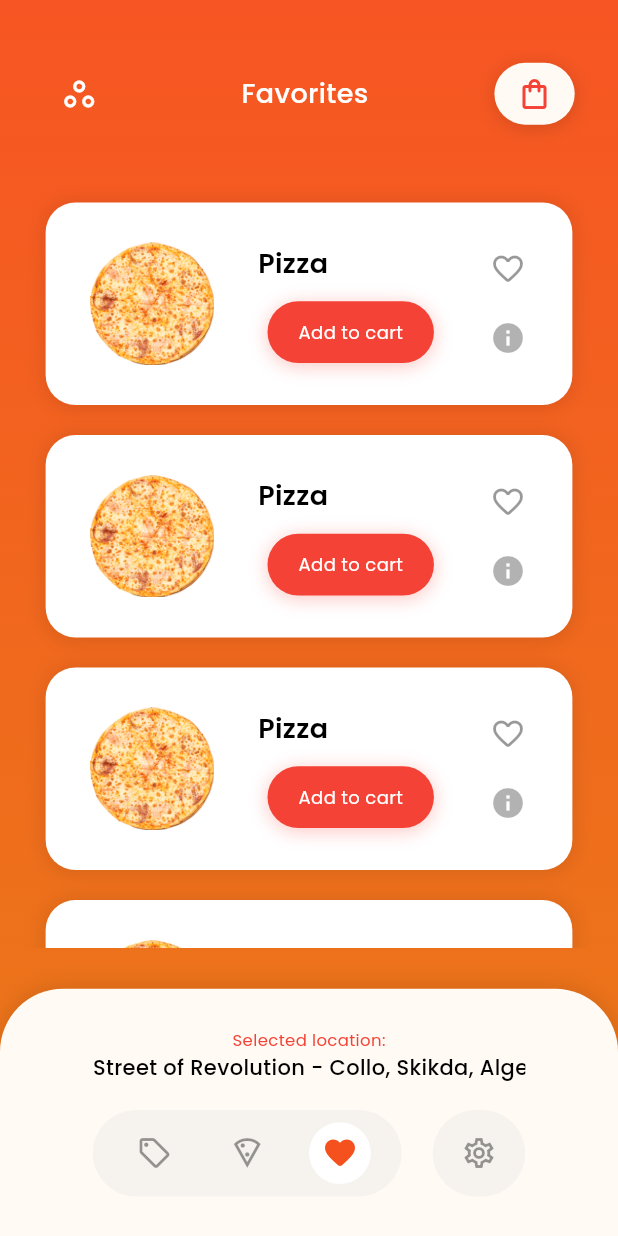
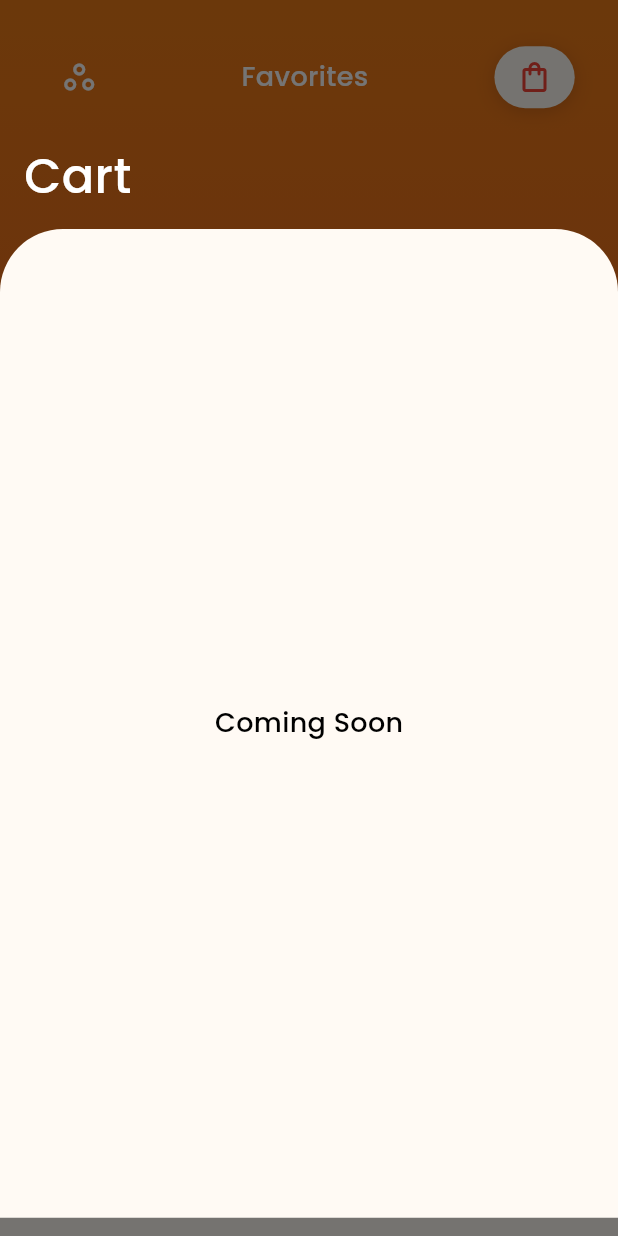
Before and after one commit to AdemKolli/FlutterLearning, a Flutter app: the screen it shows after launch, item 3 of the bottom bar chosen, after a tap on the "shopping bag" icon, on a phone screen of 412 x 824 dp. Run offline on Flutter 3.47's test engine with Material 3 defaults, Android fonts, the light colour scheme and no system bars; drawn by our look-alikes of text_scroll; our stand-ins replace animated_text_kit, auto_size_text, carousel_slider, flutter_animate, flutter_svg, google_fonts and 2 more; missing offline and left inert: dart:html.

Commit message:
'Completed Favorites func, prepared Cart func'

```diff
--- a/pizza_app/lib/models/pizza_model.dart
+++ b/pizza_app/lib/models/pizza_model.dart
@@ -1,5 +1,11 @@
 import 'package:pizza_app/models/product_model.dart';
 
 class Pizza extends Product {
-  Pizza(super.name, super.description, super.image, super.price) ;
+  static int id = 0;
+  int? pizzaId;
+  // Constructor
+  Pizza(super.name, super.description, super.image, super.price) {
+    pizzaId = Pizza.id;
+    id++;
+  }
 }
--- a/pizza_app/lib/models/product_model.dart
+++ b/pizza_app/lib/models/product_model.dart
@@ -1,5 +1,4 @@
 abstract class Product {
-  late int id;
   String? name;
   String? description;
   String? image;
--- a/pizza_app/lib/models/tacos_model.dart
+++ b/pizza_app/lib/models/tacos_model.dart
@@ -1,5 +1,9 @@
 import 'package:pizza_app/models/product_model.dart';
 
 class Tacos extends Product {
-  Tacos(super.name, super.description, super.image, super.price);
+  static int id = 0;
+  // Constructor
+  Tacos(super.name, super.description, super.image, super.price) {
+    id++;
+  }
 }
--- a/pizza_app/lib/providers/stock_provider.dart
+++ b/pizza_app/lib/providers/stock_provider.dart
@@ -2,20 +2,36 @@ import 'package:flutter/material.dart';
 import 'package:pizza_app/models/pizza_model.dart';
 
 class StockProvider with ChangeNotifier{
-  List<Pizza> pizzas = [
+  Set<Pizza> pizzas = {
     Pizza('Pepperoni Pizza - L', 'description',
         'assets/images/9-pizza-png-image.png', 10.99),
     Pizza('Cheese Pizza - L', 'description',
         'assets/images/R (9).png', 10.99),
-    Pizza('Pepperoni Pizza - L', 'description',
+    Pizza('Vegetarian Pizza - L', 'description',
         'assets/images/R (10).png', 10.99)
-  ];
+  };
 
   Set<Pizza> favoritePizzas = {};
 
-  void toggleFavorite(Pizza favorite) {
-    if (favoritePizzas.contains(favorite)) {
-      !favorite.isFavorite! ? favoritePizzas.add(favorite) : favoritePizzas.remove(favorite) ;
+  Map<int,int> cart = {};
+
+  void addToCart(int pizzaId) {
+    if (!cart.containsKey(pizzaId)) {
+      cart[pizzaId] = 1;
+    } else {
+      cart[pizzaId] = (cart[pizzaId]! + 1);
+    }
+    notifyListeners();
+  }
+
+
+  void toggleFavorite(int pizzaId) {
+    if (favoritePizzas.contains(pizzas.firstWhere((element) => element.pizzaId == pizzaId))) {
+      pizzas.firstWhere((element) => element.pizzaId == pizzaId).isFavorite = false;
+      favoritePizzas.remove(pizzas.firstWhere((element) => element.pizzaId == pizzaId));
+    } else {
+      pizzas.firstWhere((element) => element.pizzaId == pizzaId).isFavorite = true;
+      favoritePizzas.add(pizzas.firstWhere((element) => element.pizzaId == pizzaId));
     }
     notifyListeners();
   }
--- a/pizza_app/lib/routes/home_screen.dart
+++ b/pizza_app/lib/routes/home_screen.dart
@@ -11,32 +11,47 @@ import 'package:pizza_app/widgets/home/home_content.dart';
 import 'package:pizza_app/widgets/offers/offers_content.dart';
 import 'package:provider/provider.dart';
 
-class HomeScreen extends StatelessWidget {
+import '../widgets/cart/cart_menu.dart';
+
+class HomeScreen extends StatefulWidget {
   const HomeScreen({super.key});
 
   static const String routeName = "/home";
 
   @override
+  State<HomeScreen> createState() => _HomeScreenState();
+}
+
+class _HomeScreenState extends State<HomeScreen> {
+  Color colorUp = const Color.fromARGB(255, 247, 85, 35);
+  Color colorDown = const Color.fromARGB(255, 234, 122, 24);
+  @override
   Widget build(BuildContext context) {
     return Consumer<NavigationProvider>(
       builder: (context, value, _) => Scaffold(
-        body: Container(
-          decoration: const BoxDecoration(
+        body: AnimatedContainer(
+          duration: const Duration(milliseconds: 800),
+          decoration: BoxDecoration(
               gradient: LinearGradient(colors: [
-            Color.fromARGB(255, 247, 85, 35),
-            Color.fromARGB(255, 234, 122, 24),
+            colorDown,
+            colorUp,
           ], begin: Alignment.topCenter, end: Alignment.bottomCenter)),
           child: Column(
             mainAxisAlignment: MainAxisAlignment.spaceBetween,
             children: [
               SizedBox(
-                height: ScreenSize.height * 0.8,
+                height: ScreenSize.height * 0.76,
                 child: Column(
                   mainAxisAlignment: MainAxisAlignment.spaceEvenly,
                   children: [
                     CustomAppBar(children: [
                       IconButton(
-                        onPressed: () {},
+                        onPressed: () {
+                          Color temp = colorUp;
+                          colorUp = colorDown;
+                          colorDown = temp;
+                          setState(() {});
+                        },
                         icon: const Icon(Icons.workspaces_outlined),
                         color: Colors.white,
                       ),
@@ -63,7 +78,14 @@ class HomeScreen extends StatelessWidget {
                                   )),
                       ),
                       CustomButton(
-                        onPressed: () {},
+                        onPressed: () {
+                          showModalBottomSheet(
+                            context: context,
+                            isScrollControlled: true,
+                            backgroundColor: Colors.transparent,
+                            builder: (context) => const CartMenu()
+                          );
+                        },
                         height: ScreenSize.height * 0.05,
                         width: ScreenSize.width * 0.13,
                         color: const Color(0xFFFFFAF4),
--- /dev/null
+++ b/pizza_app/lib/widgets/cart/cart_menu.dart
@@ -0,0 +1,47 @@
+import 'package:flutter/material.dart';
+import 'package:google_fonts/google_fonts.dart';
+import 'package:pizza_app/widgets/core/screen_size.dart';
+
+class CartMenu extends StatelessWidget {
+  const CartMenu({
+    super.key,
+  });
+
+  @override
+  Widget build(BuildContext context) {
+    return SizedBox(
+      height: ScreenSize.height * 0.9,
+      child: Column(
+        mainAxisAlignment: MainAxisAlignment.spaceEvenly,
+        crossAxisAlignment: CrossAxisAlignment.start,
+        children: [
+          Padding(
+            padding: const EdgeInsets.symmetric(horizontal: 16),
+            child: Text(
+              'Cart',
+              style: GoogleFonts.poppins(
+                  color: Colors.white, fontSize: 32, fontWeight: FontWeight.w500),
+            ),
+          ),
+          Container(
+              height: ScreenSize.height * 0.8,
+              decoration: const BoxDecoration(
+                color: Color(0xFFFFFAF4),
+                borderRadius: BorderRadius.only(
+                    topLeft: Radius.circular(42),
+                    topRight: Radius.circular(42)),
+              ),
+              child: Center(
+                child: Text(
+                  'Coming Soon',
+                  style: GoogleFonts.poppins(
+                      color: Colors.black,
+                      fontSize: 18,
+                      fontWeight: FontWeight.w500),
+                ),
+              )),
+        ],
+      ),
+    );
+  }
+}
--- a/pizza_app/lib/widgets/favorites/favorites_content.dart
+++ b/pizza_app/lib/widgets/favorites/favorites_content.dart
@@ -1,32 +1,45 @@
 import 'package:flutter/material.dart';
+import 'package:google_fonts/google_fonts.dart';
+import 'package:pizza_app/models/pizza_model.dart';
+import 'package:pizza_app/providers/stock_provider.dart';
 import 'package:pizza_app/widgets/core/screen_size.dart';
 import 'package:pizza_app/widgets/home/types_bar.dart';
 import 'package:pizza_app/widgets/home/types_details.dart';
 import 'package:pizza_app/widgets/offers/offer_card.dart';
+import 'package:provider/provider.dart';
 
 class FavoritesContent extends StatelessWidget {
   const FavoritesContent({super.key});
 
   @override
   Widget build(BuildContext context) {
-    return Padding(
+    return Consumer<StockProvider>(
+      builder: (context, provider, _) => Padding(
             padding: EdgeInsets.symmetric(horizontal: ScreenSize.width * 0.035),
             child: SizedBox(
               height: ScreenSize.height * 0.615,
-            child: ListView.builder(
+              child: provider.favoritePizzas.isEmpty ? Center(
+                child: Text(
+                  'Nothing to show',
+                  textAlign: TextAlign.center,
+                  style: GoogleFonts.poppins(
+                  color: Colors.white, fontSize: 24, fontWeight: FontWeight.w500)
+                )
+              ) : ListView.builder(
                 padding: const EdgeInsets.symmetric(horizontal: 16),
+                itemCount: provider.favoritePizzas.length,
                 itemBuilder: (context, index) {
-                return const Padding(
-                  padding: EdgeInsets.symmetric(vertical: 10),
+                  List<Pizza> list = provider.favoritePizzas.toList();
+                  return Padding(
+                    padding: const EdgeInsets.symmetric(vertical: 10),
                     child: OfferItemCard(
-                    image: 'assets/images/R (9).png',
-                    title: 'Pizza',
-                    price: 10.00,
+                      itemId: list[index].pizzaId!,
                     ),
                   );
                 },
               ),
             ),
+          ),
     );
   }
 }
--- a/pizza_app/lib/widgets/home/custom_bottombar_wrapper.dart
+++ b/pizza_app/lib/widgets/home/custom_bottombar_wrapper.dart
@@ -9,7 +9,7 @@ class CustomBottomBarWrapper extends StatelessWidget {
   @override
   Widget build(BuildContext context) {
     return Container(
-      height: ScreenSize.height * 0.2,
+      height: ScreenSize.height * 0.19,
       decoration: BoxDecoration(
         color: const Color(0xFFFFFAF4),
         borderRadius: const BorderRadius.only(
--- a/pizza_app/lib/widgets/home/pizza_item_card.dart
+++ b/pizza_app/lib/widgets/home/pizza_item_card.dart
@@ -1,25 +1,26 @@
 import 'package:flutter/cupertino.dart';
 import 'package:flutter/material.dart';
 import 'package:flutter/material.dart%20';
-import 'package:flutter/widgets.dart';
 import 'package:google_fonts/google_fonts.dart';
+import 'package:pizza_app/models/pizza_model.dart';
 import 'package:pizza_app/providers/stock_provider.dart';
 import 'package:pizza_app/widgets/core/custom_button.dart';
 import 'package:pizza_app/widgets/core/screen_size.dart';
 import 'package:provider/provider.dart';
 
 class PizzaItemCard extends StatelessWidget {
-  const PizzaItemCard({super.key, required this.image, required this.title, required this.price, this.onPressed});
-
-  final String image;
-  final String title;
-  final double price;
+  PizzaItemCard({super.key, this.onPressed , required this.itemId});
+  final int itemId;
+  late Pizza itemContent;
   final VoidCallback? onPressed;
 
   @override
   Widget build(BuildContext context) {
     return Consumer<StockProvider>(
-      builder: (context, provider, _) => Container(
+      builder: (context, provider, _) {
+        itemContent = provider.pizzas.firstWhere((element) => element.pizzaId == itemId);
+        return AnimatedContainer(
+          duration: const Duration(milliseconds: 300),
         padding: const EdgeInsets.only(left: 16,right: 16,top: 8, bottom: 20),
         width: ScreenSize.width * 0.6,
         height: ScreenSize.height * 0.4,
@@ -52,10 +53,12 @@ class PizzaItemCard extends StatelessWidget {
                     ),
                   ),
                   CustomButton(
-                    onPressed: () {},
+                    onPressed: () {
+                      provider.toggleFavorite(itemContent.pizzaId!);
+                    },
                     child: Icon(
-                      Icons.favorite_border_rounded,
-                      color: Colors.black.withOpacity(0.4),
+                      provider.pizzas.firstWhere((element) => element.pizzaId == itemId).isFavorite! ? Icons.favorite_rounded : Icons.favorite_border_rounded,
+                      color: provider.pizzas.firstWhere((element) => element.pizzaId == itemId).isFavorite! ? Colors.red : Colors.black.withOpacity(0.4),
                       size: 24,
                     ),
                   ),
@@ -66,7 +69,7 @@ class PizzaItemCard extends StatelessWidget {
               child: SizedBox(
                 width: ScreenSize.width * 0.5,
                 child: Image.asset(
-                  image,
+                  itemContent.image!,
                   fit: BoxFit.contain,
                 ),
               ),
@@ -77,7 +80,7 @@ class PizzaItemCard extends StatelessWidget {
               child: Align(
                 alignment: Alignment.centerLeft,
                 child: Text(
-                  title,
+                  itemContent.name!,
                   overflow: TextOverflow.ellipsis,
                   textAlign: TextAlign.left,
                   style: GoogleFonts.poppins(
@@ -118,7 +121,7 @@ class PizzaItemCard extends StatelessWidget {
                     height: ScreenSize.height * 0.06,
                     child: Center(
                       child: Text(
-                        "\$${price.toString()}",
+                        "\$${itemContent.price.toString()}",
                         textAlign: TextAlign.right,
                         style: GoogleFonts.poppins(
                           color: Colors.red,
@@ -133,7 +136,7 @@ class PizzaItemCard extends StatelessWidget {
             ),
           ],
         ),
-      ),
+      );},
     );
   }
 }
--- a/pizza_app/lib/widgets/home/types_details.dart
+++ b/pizza_app/lib/widgets/home/types_details.dart
@@ -18,21 +18,19 @@ class TypesDetails extends StatelessWidget {
           scrollDirection: Axis.horizontal,
           itemCount: 3,
           itemBuilder: (context, index) {
+            List<Pizza> list = provider.pizzas.toList();
             return Padding(
               padding: const EdgeInsets.symmetric(horizontal: 16),
               child: PizzaItemCard(
-                image: provider.pizzas[index].image!,
-                title: provider.pizzas[index].name!,
-                price: provider.pizzas[index].price!,
+                itemId: list[index].pizzaId!,
                 onPressed: () {
                   showDialog(
                     context: context,
                     builder: (context) => Expanded(
                       child: AlertDialog(
                         backgroundColor: const Color(0xFFFFFAF4),
-
-                        title: Text(provider.pizzas[index].name!),
-                        content: Text(provider.pizzas[index].description!),
+                        title: Text(provider.pizzas.toList()[index].name!),
+                        content: Text(provider.pizzas.toList()[index].description!),
                         actions: [
                           TextButton(
                             onPressed: () {},
--- a/pizza_app/lib/widgets/offers/offer_card.dart
+++ b/pizza_app/lib/widgets/offers/offer_card.dart
@@ -1,17 +1,25 @@
 import 'package:flutter/material.dart';
 import 'package:google_fonts/google_fonts.dart';
+import 'package:pizza_app/models/pizza_model.dart';
+import 'package:pizza_app/providers/stock_provider.dart';
 import 'package:pizza_app/widgets/core/custom_button.dart';
 import 'package:pizza_app/widgets/core/screen_size.dart';
+import 'package:provider/provider.dart';
+import 'package:text_scroll/text_scroll.dart';
 
 class OfferItemCard extends StatelessWidget {
-  const OfferItemCard({super.key, required this.image, required this.title, required this.price});
+  OfferItemCard(
+      {super.key, required this.itemId,
+      });
 
-  final String image;
-  final String title;
-  final double price;
+  final int itemId;
+  late Pizza itemContent;
 
   @override
   Widget build(BuildContext context) {
+    return Consumer<StockProvider>(
+      builder: (context, provider, _) {
+        itemContent = provider.pizzas.firstWhere((element) => element.pizzaId == itemId);
         return Container(
         padding: const EdgeInsets.symmetric(vertical: 16),
         decoration: BoxDecoration(
@@ -32,7 +40,7 @@ class OfferItemCard extends StatelessWidget {
             SizedBox(
               width: ScreenSize.width * 0.2,
               child: Image.asset(
-              image,
+                itemContent.image!,
                 fit: BoxFit.contain,
               ),
             ),
@@ -45,10 +53,13 @@ class OfferItemCard extends StatelessWidget {
                     width: ScreenSize.width * 0.3,
                     child: Align(
                       alignment: Alignment.centerLeft,
-                    child: Text(
-                      title,
-                      overflow: TextOverflow.ellipsis,
-                      textAlign: TextAlign.left,
+                      child: TextScroll(
+                        itemContent.name!,
+                        textAlign: TextAlign.center,
+                        mode: TextScrollMode.bouncing,
+                        velocity: const Velocity(pixelsPerSecond: Offset(25, 0)),
+                        delayBefore: const Duration(milliseconds: 500),
+                        pauseBetween: const Duration(seconds: 2),
                         style: GoogleFonts.poppins(
                           color: Colors.black,
                           fontSize: 18,
@@ -63,7 +74,8 @@ class OfferItemCard extends StatelessWidget {
                     height: ScreenSize.height * 0.05,
                     shadowColor: Colors.red.withOpacity(0.3),
                     child: Padding(
-                    padding: EdgeInsets.symmetric(horizontal: ScreenSize.width * 0.05),
+                      padding: EdgeInsets.symmetric(
+                          horizontal: ScreenSize.width * 0.05),
                       child: Center(
                         child: Text(
                           "Add to cart",
@@ -86,10 +98,12 @@ class OfferItemCard extends StatelessWidget {
                   mainAxisAlignment: MainAxisAlignment.spaceBetween,
                   children: [
                     CustomButton(
-                  onPressed: () {},
+                      onPressed: () {
+                        provider.toggleFavorite(itemId);
+                      },
                       child: Icon(
-                    Icons.favorite_border_rounded,
-                    color: Colors.black.withOpacity(0.4),
+                      provider.pizzas.firstWhere((element) => element.pizzaId == itemId).isFavorite! ? Icons.favorite_rounded : Icons.favorite_border_rounded,
+                      color: provider.pizzas.firstWhere((element) => element.pizzaId == itemId).isFavorite! ? Colors.red : Colors.black.withOpacity(0.4),
                       size: 24,
                     ),
                     ),
@@ -101,11 +115,12 @@ class OfferItemCard extends StatelessWidget {
                         size: 24,
                       ),
                     ),
-              ]
-            ),
+                  ]),
             ),
           ],
         ),
       );
       }
+    );
   }
+}
```
Also changed, not shown: pizza_app/lib/widgets/offers/offers_content.dart (+12 -7 lines). Lines whose indentation alone changed are shown as unchanged.
